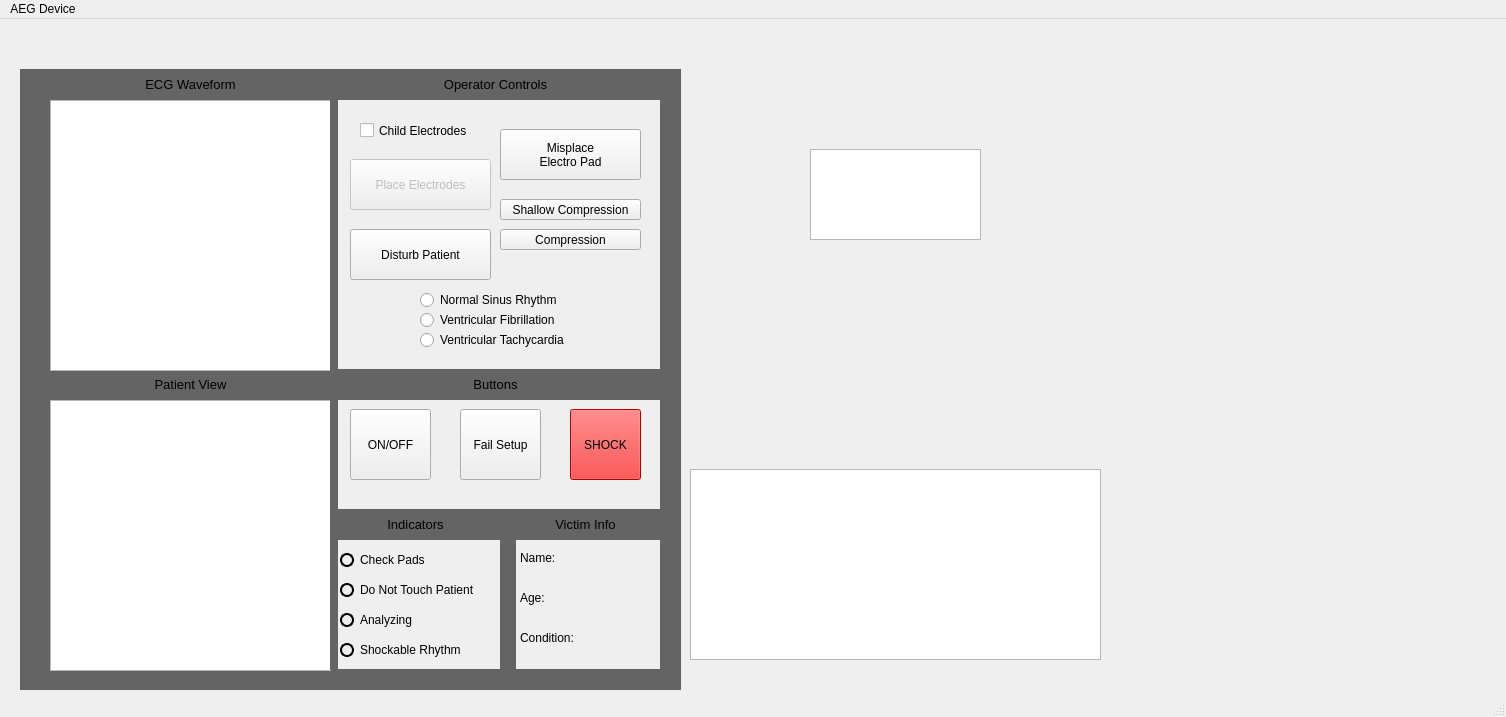
First picture: the form in COMP3004-FA/mainwindow.ui, repository ConnorG1067/COMP3004-FA, before the edit.
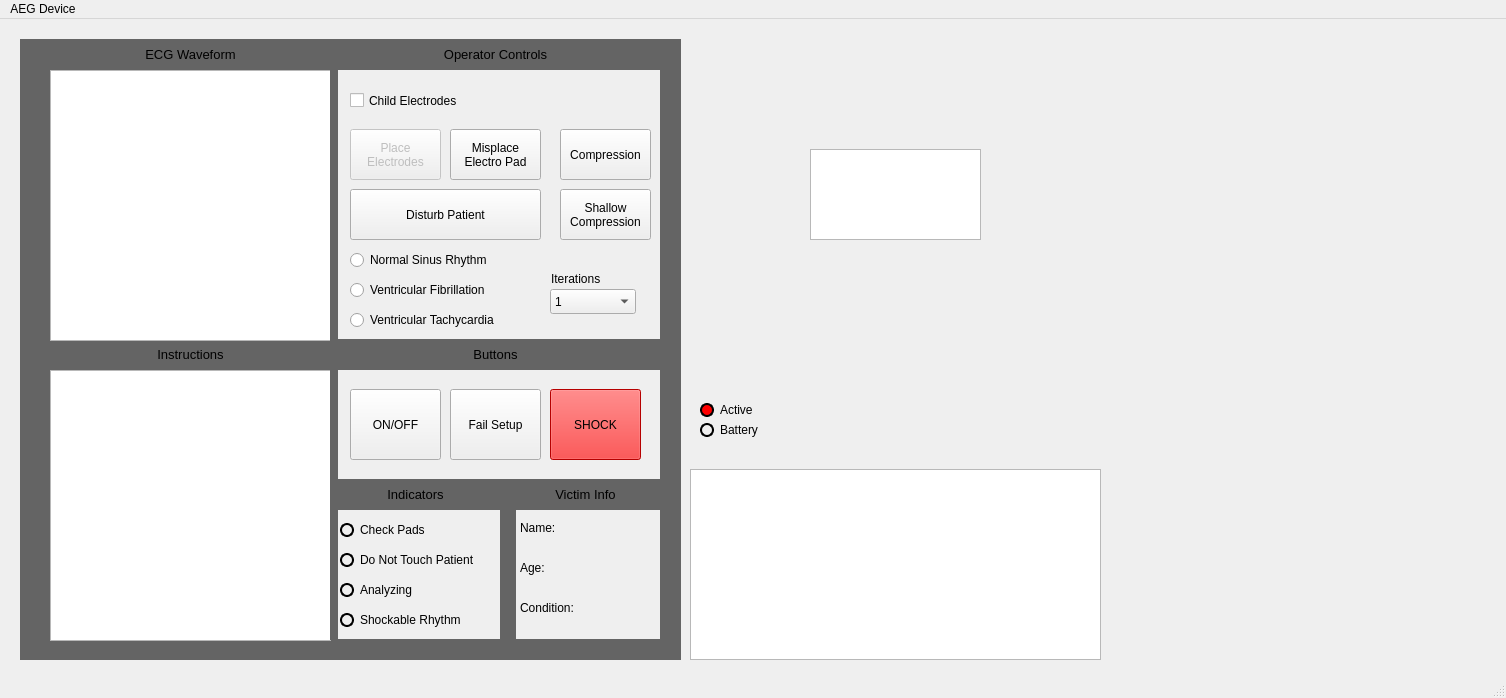
Second picture: the form after the edit. Icons and pictures are not drawn.

Commit message: iterations, still in progress

Patch:
```diff
--- a/COMP3004-FA/mainwindow.ui
+++ b/COMP3004-FA/mainwindow.ui
@@ -7,7 +7,7 @@
     <x>0</x>
     <y>0</y>
     <width>1506</width>
-    <height>717</height>
+    <height>698</height>
    </rect>
   </property>
   <property name="windowTitle">
@@ -21,7 +21,7 @@
     <property name="geometry">
      <rect>
       <x>50</x>
-      <y>50</y>
+      <y>20</y>
       <width>281</width>
       <height>31</height>
      </rect>
@@ -41,7 +41,7 @@
     <property name="geometry">
      <rect>
       <x>330</x>
-      <y>50</y>
+      <y>20</y>
       <width>331</width>
       <height>31</height>
      </rect>
@@ -64,7 +64,7 @@
     <property name="geometry">
      <rect>
       <x>20</x>
-      <y>50</y>
+      <y>20</y>
       <width>31</width>
       <height>621</height>
      </rect>
@@ -84,7 +84,7 @@
     <property name="geometry">
      <rect>
       <x>330</x>
-      <y>350</y>
+      <y>320</y>
       <width>331</width>
       <height>31</height>
      </rect>
@@ -104,7 +104,7 @@
     <property name="geometry">
      <rect>
       <x>50</x>
-      <y>350</y>
+      <y>320</y>
       <width>281</width>
       <height>31</height>
      </rect>
@@ -117,15 +117,15 @@
 &lt;html&gt;&lt;head&gt;&lt;meta name=&quot;qrichtext&quot; content=&quot;1&quot; /&gt;&lt;style type=&quot;text/css&quot;&gt;
 p, li { white-space: pre-wrap; }
 &lt;/style&gt;&lt;/head&gt;&lt;body style=&quot; font-family:'Sans'; font-size:10pt; font-weight:400; font-style:normal;&quot;&gt;
-&lt;p align=&quot;center&quot; style=&quot; margin-top:12px; margin-bottom:12px; margin-left:0px; margin-right:0px; -qt-block-indent:0; text-indent:0px;&quot;&gt;Patient View&lt;/p&gt;&lt;/body&gt;&lt;/html&gt;</string>
+&lt;p align=&quot;center&quot; style=&quot; margin-top:12px; margin-bottom:12px; margin-left:0px; margin-right:0px; -qt-block-indent:0; text-indent:0px;&quot;&gt;Instructions&lt;/p&gt;&lt;/body&gt;&lt;/html&gt;</string>
     </property>
    </widget>
    <widget class="QPushButton" name="onOffBtn">
     <property name="geometry">
      <rect>
       <x>350</x>
-      <y>390</y>
-      <width>81</width>
+      <y>370</y>
+      <width>91</width>
       <height>71</height>
      </rect>
     </property>
@@ -136,9 +136,9 @@
    <widget class="QPushButton" name="shock">
     <property name="geometry">
      <rect>
-      <x>570</x>
-      <y>390</y>
-      <width>71</width>
+      <x>550</x>
+      <y>370</y>
+      <width>91</width>
       <height>71</height>
      </rect>
     </property>
@@ -154,7 +154,7 @@
     <property name="geometry">
      <rect>
       <x>340</x>
-      <y>530</y>
+      <y>500</y>
       <width>101</width>
       <height>22</height>
      </rect>
@@ -182,7 +182,7 @@
     <property name="geometry">
      <rect>
       <x>340</x>
-      <y>560</y>
+      <y>530</y>
       <width>171</width>
       <height>22</height>
      </rect>
@@ -210,7 +210,7 @@
     <property name="geometry">
      <rect>
       <x>340</x>
-      <y>590</y>
+      <y>560</y>
       <width>141</width>
       <height>22</height>
      </rect>
@@ -241,20 +241,21 @@
     <property name="geometry">
      <rect>
       <x>350</x>
-      <y>140</y>
-      <width>141</width>
+      <y>110</y>
+      <width>91</width>
       <height>51</height>
      </rect>
     </property>
     <property name="text">
-     <string>Place Electrodes</string>
+     <string>Place
+Electrodes</string>
     </property>
    </widget>
    <widget class="QRadioButton" name="shockableRhythm">
     <property name="geometry">
      <rect>
       <x>340</x>
-      <y>620</y>
+      <y>590</y>
       <width>141</width>
       <height>22</height>
      </rect>
@@ -282,8 +283,8 @@
     <property name="geometry">
      <rect>
       <x>350</x>
-      <y>210</y>
-      <width>141</width>
+      <y>170</y>
+      <width>191</width>
       <height>51</height>
      </rect>
     </property>
@@ -294,8 +295,8 @@
    <widget class="QRadioButton" name="ventricularFibrillationRB">
     <property name="geometry">
      <rect>
-      <x>420</x>
-      <y>290</y>
+      <x>350</x>
+      <y>260</y>
       <width>161</width>
       <height>22</height>
      </rect>
@@ -308,7 +309,7 @@
     <property name="geometry">
      <rect>
       <x>30</x>
-      <y>650</y>
+      <y>620</y>
       <width>651</width>
       <height>21</height>
      </rect>
@@ -328,7 +329,7 @@
     <property name="geometry">
      <rect>
       <x>660</x>
-      <y>50</y>
+      <y>20</y>
       <width>21</width>
       <height>611</height>
      </rect>
@@ -348,7 +349,7 @@
     <property name="geometry">
      <rect>
       <x>50</x>
-      <y>381</y>
+      <y>351</y>
       <width>281</width>
       <height>271</height>
      </rect>
@@ -358,7 +359,7 @@
     <property name="geometry">
      <rect>
       <x>50</x>
-      <y>81</y>
+      <y>51</y>
       <width>281</width>
       <height>271</height>
      </rect>
@@ -367,9 +368,9 @@
    <widget class="QPushButton" name="failSetUpBtn">
     <property name="geometry">
      <rect>
-      <x>460</x>
-      <y>390</y>
-      <width>81</width>
+      <x>450</x>
+      <y>370</y>
+      <width>91</width>
       <height>71</height>
      </rect>
     </property>
@@ -381,7 +382,7 @@
     <property name="geometry">
      <rect>
       <x>520</x>
-      <y>530</y>
+      <y>500</y>
       <width>62</width>
       <height>17</height>
      </rect>
@@ -394,7 +395,7 @@
     <property name="geometry">
      <rect>
       <x>500</x>
-      <y>520</y>
+      <y>490</y>
       <width>16</width>
       <height>131</height>
      </rect>
@@ -414,7 +415,7 @@
     <property name="geometry">
      <rect>
       <x>500</x>
-      <y>490</y>
+      <y>460</y>
       <width>171</width>
       <height>31</height>
      </rect>
@@ -434,7 +435,7 @@
     <property name="geometry">
      <rect>
       <x>520</x>
-      <y>570</y>
+      <y>540</y>
       <width>62</width>
       <height>17</height>
      </rect>
@@ -447,7 +448,7 @@
     <property name="geometry">
      <rect>
       <x>520</x>
-      <y>610</y>
+      <y>580</y>
       <width>71</width>
       <height>17</height>
      </rect>
@@ -460,7 +461,7 @@
     <property name="geometry">
      <rect>
       <x>330</x>
-      <y>80</y>
+      <y>50</y>
       <width>8</width>
       <height>571</height>
      </rect>
@@ -480,7 +481,7 @@
     <property name="geometry">
      <rect>
       <x>520</x>
-      <y>550</y>
+      <y>520</y>
       <width>62</width>
       <height>17</height>
      </rect>
@@ -498,7 +499,7 @@
     <property name="geometry">
      <rect>
       <x>520</x>
-      <y>590</y>
+      <y>560</y>
       <width>62</width>
       <height>17</height>
      </rect>
@@ -516,7 +517,7 @@
     <property name="geometry">
      <rect>
       <x>520</x>
-      <y>630</y>
+      <y>600</y>
       <width>141</width>
       <height>17</height>
      </rect>
@@ -534,7 +535,7 @@
     <property name="geometry">
      <rect>
       <x>330</x>
-      <y>490</y>
+      <y>460</y>
       <width>171</width>
       <height>31</height>
      </rect>
@@ -556,9 +557,9 @@
     </property>
     <property name="geometry">
      <rect>
-      <x>500</x>
+      <x>450</x>
       <y>110</y>
-      <width>141</width>
+      <width>91</width>
       <height>51</height>
      </rect>
     </property>
@@ -580,8 +581,8 @@
    <widget class="QRadioButton" name="ventricularTachycardiaRB">
     <property name="geometry">
      <rect>
-      <x>420</x>
-      <y>310</y>
+      <x>350</x>
+      <y>290</y>
       <width>181</width>
       <height>22</height>
      </rect>
@@ -593,8 +594,8 @@
    <widget class="QRadioButton" name="normalSinusRhythmRB">
     <property name="geometry">
      <rect>
-      <x>420</x>
-      <y>270</y>
+      <x>350</x>
+      <y>230</y>
       <width>161</width>
       <height>22</height>
      </rect>
@@ -716,8 +717,8 @@
    <widget class="QCheckBox" name="childTogglePads">
     <property name="geometry">
      <rect>
-      <x>360</x>
-      <y>100</y>
+      <x>350</x>
+      <y>70</y>
       <width>131</width>
       <height>23</height>
      </rect>
@@ -747,10 +748,10 @@
     </property>
     <property name="geometry">
      <rect>
-      <x>500</x>
-      <y>210</y>
-      <width>141</width>
-      <height>21</height>
+      <x>560</x>
+      <y>110</y>
+      <width>91</width>
+      <height>51</height>
      </rect>
     </property>
     <property name="text">
@@ -763,14 +764,130 @@
     </property>
     <property name="geometry">
      <rect>
-      <x>500</x>
-      <y>180</y>
-      <width>141</width>
-      <height>21</height>
+      <x>560</x>
+      <y>170</y>
+      <width>91</width>
+      <height>51</height>
      </rect>
     </property>
     <property name="text">
-     <string>Shallow Compression</string>
+     <string>Shallow
+Compression</string>
+    </property>
+   </widget>
+   <widget class="QRadioButton" name="batteryIndicator">
+    <property name="geometry">
+     <rect>
+      <x>700</x>
+      <y>400</y>
+      <width>91</width>
+      <height>22</height>
+     </rect>
+    </property>
+    <property name="styleSheet">
+     <string notr="true">QRadioButton {
+    color:                  black;
+}
+
+QRadioButton::indicator {
+    width:                  10px;
+    height:                 10px;
+    border-radius:          7px;
+}
+
+QRadioButton::indicator:checked {
+    background-color:       green;
+    border:                 2px solid black;
+}
+
+QRadioButton::indicator:unchecked {
+    border:                 2px solid black;
+}</string>
+    </property>
+    <property name="text">
+     <string>Battery</string>
+    </property>
+   </widget>
+   <widget class="QRadioButton" name="activeIndicator">
+    <property name="geometry">
+     <rect>
+      <x>700</x>
+      <y>380</y>
+      <width>91</width>
+      <height>22</height>
+     </rect>
+    </property>
+    <property name="styleSheet">
+     <string notr="true">QRadioButton {
+    color:                  black;
+}
+
+QRadioButton::indicator {
+    width:                  10px;
+    height:                 10px;
+    border-radius:          7px;
+}
+
+QRadioButton::indicator:checked {
+    background-color:       green;
+    border:                 2px solid black;
+}
+
+QRadioButton::indicator:unchecked {
+    background-color:       red;
+    border:                 2px solid black;
+}</string>
+    </property>
+    <property name="text">
+     <string>Active</string>
+    </property>
+   </widget>
+   <widget class="QComboBox" name="iterationComboBox">
+    <property name="geometry">
+     <rect>
+      <x>550</x>
+      <y>270</y>
+      <width>86</width>
+      <height>25</height>
+     </rect>
+    </property>
+    <item>
+     <property name="text">
+      <string>1</string>
+     </property>
+    </item>
+    <item>
+     <property name="text">
+      <string>2</string>
+     </property>
+    </item>
+    <item>
+     <property name="text">
+      <string>3</string>
+     </property>
+    </item>
+    <item>
+     <property name="text">
+      <string>4</string>
+     </property>
+    </item>
+    <item>
+     <property name="text">
+      <string>5</string>
+     </property>
+    </item>
+   </widget>
+   <widget class="QLabel" name="label_9">
+    <property name="geometry">
+     <rect>
+      <x>551</x>
+      <y>250</y>
+      <width>81</width>
+      <height>20</height>
+     </rect>
+    </property>
+    <property name="text">
+     <string>Iterations</string>
     </property>
    </widget>
   </widget>
```
Left out of the diff: 4 changed lines with no effect on the pictures. The commit also changes 5 other files.
